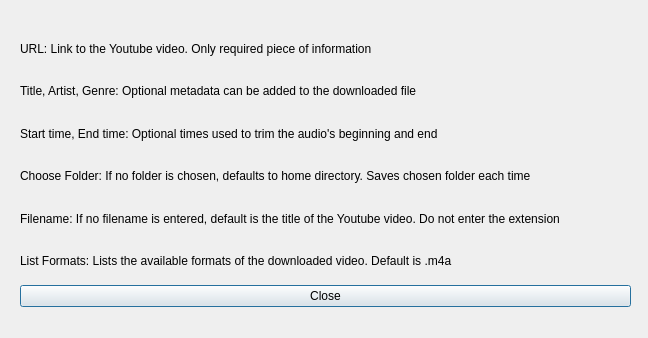
First picture: the form in ui/Info.ui, repository mmorykan/YoutubeDownloader, before the edit.
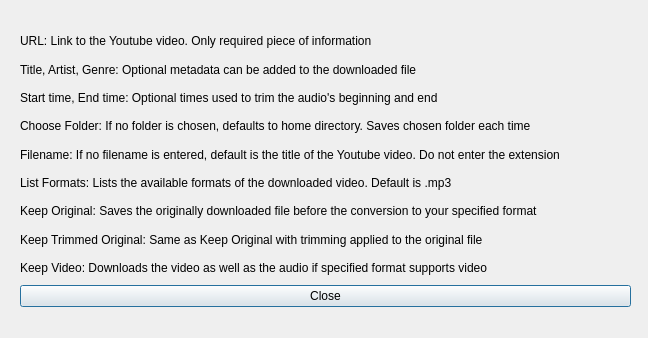
Second picture: the form after the edit.

Commit message: Info dialog updated

Patch:
```diff
--- a/ui/Info.ui
+++ b/ui/Info.ui
@@ -13,7 +13,7 @@
   <property name="windowTitle">
    <string>Dialog</string>
   </property>
-  <widget class="QWidget" name="">
+  <widget class="QWidget" name="layoutWidget">
    <property name="geometry">
     <rect>
      <x>20</x>
@@ -78,13 +78,34 @@
       <item>
        <widget class="QLabel" name="FormatLabel">
         <property name="text">
-         <string>List Formats: Lists the available formats of the downloaded video. Default is .m4a</string>
+         <string>List Formats: Lists the available formats of the downloaded video. Default is .mp3</string>
         </property>
         <property name="wordWrap">
          <bool>true</bool>
         </property>
        </widget>
       </item>
+      <item>
+       <widget class="QLabel" name="label">
+        <property name="text">
+         <string>Keep Original: Saves the originally downloaded file before the conversion to your specified format</string>
+        </property>
+       </widget>
+      </item>
+      <item>
+       <widget class="QLabel" name="label_2">
+        <property name="text">
+         <string>Keep Trimmed Original: Same as Keep Original with trimming applied to the original file</string>
+        </property>
+       </widget>
+      </item>
+      <item>
+       <widget class="QLabel" name="label_3">
+        <property name="text">
+         <string>Keep Video: Downloads the video as well as the audio if specified format supports video</string>
+        </property>
+       </widget>
+      </item>
      </layout>
     </item>
     <item row="1" column="0">
```
